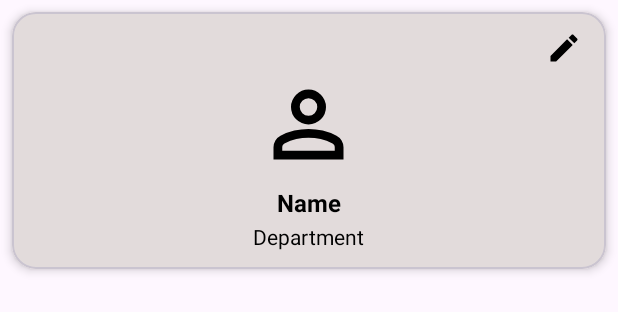
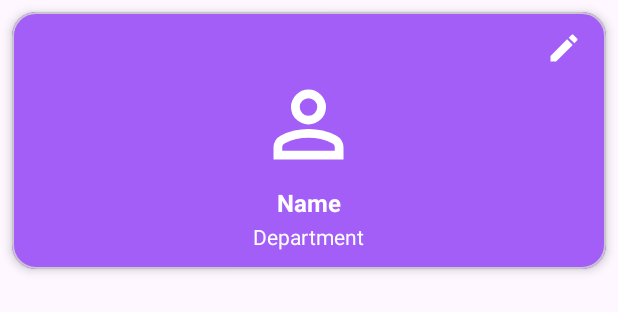
Before and after one commit to koraish3438/EmployeeManager, an Android app: the layout item_employee.xml on its own in the app's theme, with its tools: preview values and no code run, on a phone screen of 412 x 824 dp. Shown: the top 312 px of the screen. Run offline under Robolectric (Android 15) with nearby library versions, the phone set to English and light mode, and no system bars.

Commit message:
21th commit

```diff
--- a/app/src/main/res/layout/item_employee.xml
+++ b/app/src/main/res/layout/item_employee.xml
@@ -13,7 +13,7 @@
         android:layout_width="match_parent"
         android:layout_height="wrap_content"
         android:padding="12dp"
-        android:background="#E2DBDB">
+        android:background="#C98F3BF8">
 
         <!-- Edit Icon -->
         <ImageView
@@ -23,10 +23,11 @@
             android:layout_alignParentEnd="true"
             android:layout_marginEnd="4dp"
             android:src="@drawable/baseline_edit_24"
-            app:tint="@color/black"
+            app:tint="@color/white"
             app:contentDescription="Edit" />
 
         <!-- Profile Photo -->
+
         <ImageView
             android:id="@+id/ivProfile"
             android:layout_width="70dp"
@@ -35,9 +36,9 @@
             android:layout_centerHorizontal="true"
             android:layout_marginTop="4dp"
             android:src="@drawable/outline_person_24"
+            app:tint="@color/white"
             android:scaleType="centerCrop"
             app:contentDescription="Profile Photo"/>
-
         <!-- Name -->
         <TextView
             android:id="@+id/tvName"
@@ -49,7 +50,7 @@
             android:text="@string/name"
             android:textStyle="bold"
             android:textSize="16sp"
-            android:textColor="@color/black" />
+            android:textColor="@color/white" />
 
         <!-- Department -->
         <TextView
@@ -61,7 +62,7 @@
             android:layout_marginTop="2dp"
             android:text="@string/department"
             android:textSize="14sp"
-            android:textColor="@color/black" />
+            android:textColor="@color/white" />
 
     </RelativeLayout>
 
```
